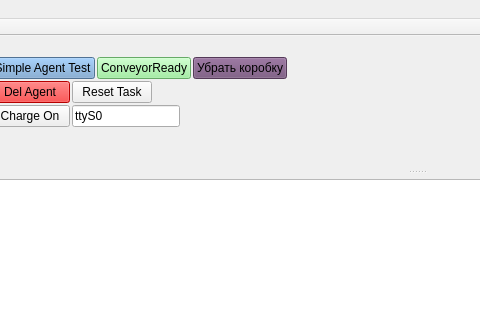
Qt form App/AgentsManager/mainwindow.ui (break11/AutoStorage) before a commit; both pictures show x 94 to 574 and y 0 to 320 of the 1021 by 851 pixel window.
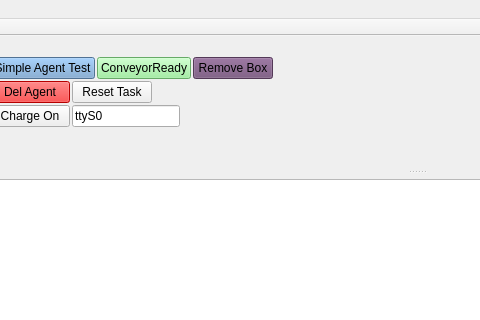
The same form after that commit.

Commit message: если курсор не в конце лога (нет автопрокрутки), то не удаляем лог, пока пользователь не переместит курсор обратно в конец положение курсора не меняется, число строк лога уменьшено до 2000

```diff
--- a/App/AgentsManager/mainwindow.ui
+++ b/App/AgentsManager/mainwindow.ui
@@ -321,7 +321,7 @@
           <string notr="true">QPushButton { background-color: rgb(117, 80, 123);} QPushButton:checked { border:3px solid red; border-radius:5px }</string>
          </property>
          <property name="text">
-          <string>Убрать коробку</string>
+          <string>Remove Box</string>
          </property>
          <property name="checkable">
           <bool>true</bool>
```
Left out of the diff: 6 changed lines with no effect on the pictures. The commit also changes 2 other files.
